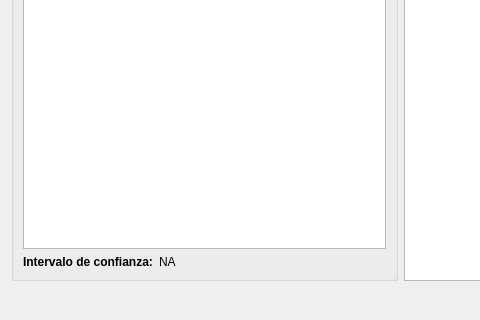
Old version of the form view/ui/dialog_details_model.ui in the repository vasha54/apm; both pictures show x 0 to 480 and y 144 to 464 of the 680 by 464 pixel window.
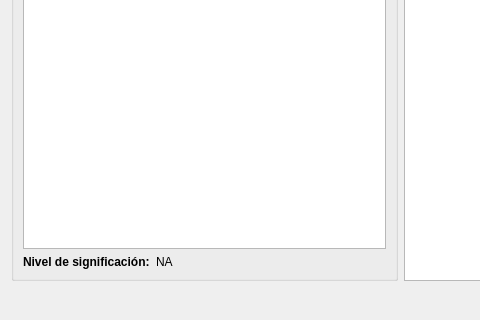
New version of the form. Icons and pictures are not drawn.

```diff
--- a/view/ui/dialog_details_model.ui
+++ b/view/ui/dialog_details_model.ui
@@ -114,7 +114,7 @@
          </sizepolicy>
         </property>
         <property name="text">
-         <string>Intervalo de confianza:</string>
+         <string>Nivel de significación:</string>
         </property>
        </widget>
       </item>
```
